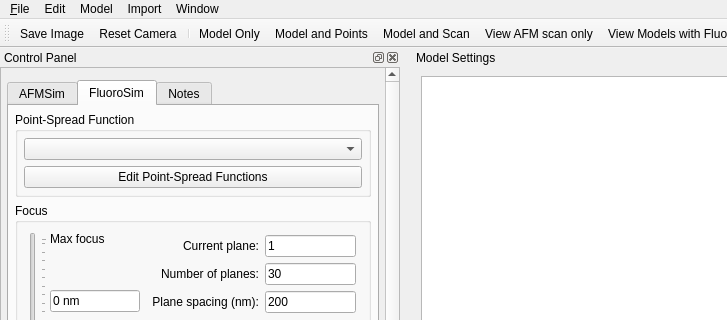
CISMM/MicroscopeSimulator2, file apps/MicroscopeSimulator/MicroscopeSimulator.ui: the form before one commit; both pictures show x 0 to 727 and y 0 to 320 of the 1102 by 753 pixel window.
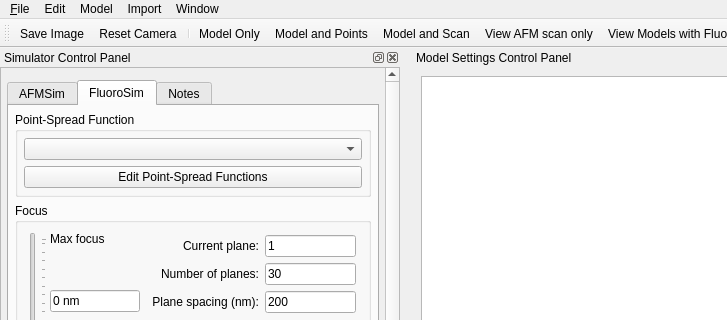
The form after the commit. Icons and pictures are not drawn. Custom widgets are drawn as their Qt base class.

Commit message: Made some changes in the displayed names of things to make them clearer.

The edit to the form file:
```diff
--- a/apps/MicroscopeSimulator/MicroscopeSimulator.ui
+++ b/apps/MicroscopeSimulator/MicroscopeSimulator.ui
@@ -174,7 +174,7 @@
     <set>Qt::LeftDockWidgetArea|Qt::RightDockWidgetArea</set>
    </property>
    <property name="windowTitle">
-    <string>Control Panel</string>
+    <string>Simulator Control Panel</string>
    </property>
    <attribute name="dockWidgetArea">
     <number>1</number>
@@ -1240,7 +1240,7 @@
     <set>Qt::LeftDockWidgetArea|Qt::RightDockWidgetArea</set>
    </property>
    <property name="windowTitle">
-    <string>Model Settings</string>
+    <string>Model Settings Control Panel</string>
    </property>
    <attribute name="dockWidgetArea">
     <number>2</number>
```
Left out of the diff: 6 changed lines with no effect on the pictures.
